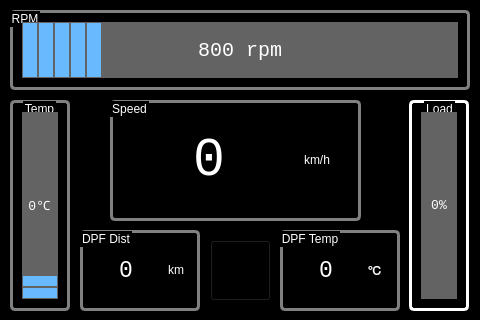
This is resources/pi-hud.ui in cwal1220/pi-hud as Qt 5 draws it before an edit. The edited form follows.
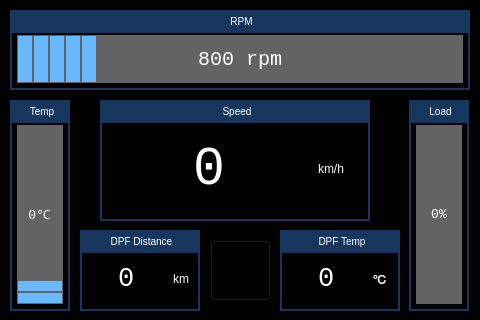
This is the edited form. Icons and pictures are not drawn.

Commit message: [ref] Modify Design

```diff
--- a/resources/pi-hud.ui
+++ b/resources/pi-hud.ui
@@ -33,12 +33,23 @@
 {
 	color: white;
 }
-QGroupBox 
-{ 
-     border: 3px solid gray; 
-     border-radius: 5px; 
- } 
-</string>
+QGroupBox {
+    border: 2px solid gray;
+    border-color: #FF17365D;
+    margin-top: 18px;
+    font-size: 10px;
+}
+
+QGroupBox::title {
+    subcontrol-origin: margin;
+    subcontrol-position: top center;
+    padding: 5px 800px;
+    background-color: #FF17365D;
+    color: rgb(255, 255, 255);
+}
+QLabel {
+	color: white;
+}</string>
   </property>
   <widget class="QGroupBox" name="groupBox">
    <property name="geometry">
@@ -50,16 +61,24 @@
     </rect>
    </property>
    <property name="styleSheet">
-    <string notr="true">QGroupBox
-{
-	color: rgb(255, 255, 255);
-}
-</string>
+    <string notr="true"/>
    </property>
    <property name="title">
     <string>RPM</string>
    </property>
    <layout class="QHBoxLayout" name="horizontalLayout">
+    <property name="leftMargin">
+     <number>5</number>
+    </property>
+    <property name="topMargin">
+     <number>5</number>
+    </property>
+    <property name="rightMargin">
+     <number>5</number>
+    </property>
+    <property name="bottomMargin">
+     <number>5</number>
+    </property>
     <item>
      <widget class="QProgressBar" name="rpmBar">
       <property name="sizePolicy">
@@ -125,18 +144,30 @@
     </rect>
    </property>
    <property name="styleSheet">
-    <string notr="true">color: rgb(255, 255, 255);</string>
+    <string notr="true"/>
    </property>
    <property name="title">
     <string>DPF Temp</string>
    </property>
    <layout class="QHBoxLayout" name="horizontalLayout_2">
+    <property name="leftMargin">
+     <number>5</number>
+    </property>
+    <property name="topMargin">
+     <number>5</number>
+    </property>
+    <property name="rightMargin">
+     <number>5</number>
+    </property>
+    <property name="bottomMargin">
+     <number>5</number>
+    </property>
     <item>
      <widget class="QSpinBox" name="dpfTempSpin">
       <property name="font">
        <font>
         <family>Consolas</family>
-        <pointsize>17</pointsize>
+        <pointsize>20</pointsize>
        </font>
       </property>
       <property name="focusPolicy">
@@ -180,19 +211,31 @@
   <widget class="QGroupBox" name="groupBox_3">
    <property name="geometry">
     <rect>
-     <x>110</x>
+     <x>100</x>
      <y>100</y>
-     <width>251</width>
+     <width>270</width>
      <height>121</height>
     </rect>
    </property>
    <property name="styleSheet">
-    <string notr="true">color: rgb(255, 255, 255);</string>
+    <string notr="true"/>
    </property>
    <property name="title">
     <string>Speed</string>
    </property>
    <layout class="QHBoxLayout" name="horizontalLayout_3">
+    <property name="leftMargin">
+     <number>5</number>
+    </property>
+    <property name="topMargin">
+     <number>5</number>
+    </property>
+    <property name="rightMargin">
+     <number>5</number>
+    </property>
+    <property name="bottomMargin">
+     <number>5</number>
+    </property>
     <item>
      <widget class="QSpinBox" name="speedSpin">
       <property name="sizePolicy">
@@ -266,18 +309,30 @@
     </rect>
    </property>
    <property name="styleSheet">
-    <string notr="true">color: rgb(255, 255, 255);</string>
+    <string notr="true"/>
    </property>
    <property name="title">
-    <string>DPF Dist</string>
+    <string>DPF Distance</string>
    </property>
    <layout class="QHBoxLayout" name="horizontalLayout_4">
+    <property name="leftMargin">
+     <number>5</number>
+    </property>
+    <property name="topMargin">
+     <number>5</number>
+    </property>
+    <property name="rightMargin">
+     <number>5</number>
+    </property>
+    <property name="bottomMargin">
+     <number>5</number>
+    </property>
     <item>
      <widget class="QSpinBox" name="dpfDistSpin">
       <property name="font">
        <font>
         <family>Consolas</family>
-        <pointsize>17</pointsize>
+        <pointsize>20</pointsize>
        </font>
       </property>
       <property name="focusPolicy">
@@ -334,7 +389,7 @@
     </rect>
    </property>
    <property name="styleSheet">
-    <string notr="true">color: rgb(255, 255, 255);</string>
+    <string notr="true"/>
    </property>
    <property name="title">
     <string>Temp</string>
@@ -343,6 +398,18 @@
     <set>Qt::AlignCenter</set>
    </property>
    <layout class="QHBoxLayout" name="horizontalLayout_6">
+    <property name="leftMargin">
+     <number>5</number>
+    </property>
+    <property name="topMargin">
+     <number>5</number>
+    </property>
+    <property name="rightMargin">
+     <number>5</number>
+    </property>
+    <property name="bottomMargin">
+     <number>5</number>
+    </property>
     <item>
      <widget class="QProgressBar" name="tempBar">
       <property name="sizePolicy">
@@ -406,8 +473,7 @@
     <enum>Qt::PreventContextMenu</enum>
    </property>
    <property name="styleSheet">
-    <string notr="true">color: rgb(255, 255, 255);
-border-color: rgb(255, 255, 255);</string>
+    <string notr="true"/>
    </property>
    <property name="title">
     <string>Load</string>
@@ -416,6 +482,18 @@
     <set>Qt::AlignCenter</set>
    </property>
    <layout class="QHBoxLayout" name="horizontalLayout_7">
+    <property name="leftMargin">
+     <number>5</number>
+    </property>
+    <property name="topMargin">
+     <number>5</number>
+    </property>
+    <property name="rightMargin">
+     <number>5</number>
+    </property>
+    <property name="bottomMargin">
+     <number>5</number>
+    </property>
     <item>
      <widget class="QProgressBar" name="loadBar">
       <property name="sizePolicy">
```
